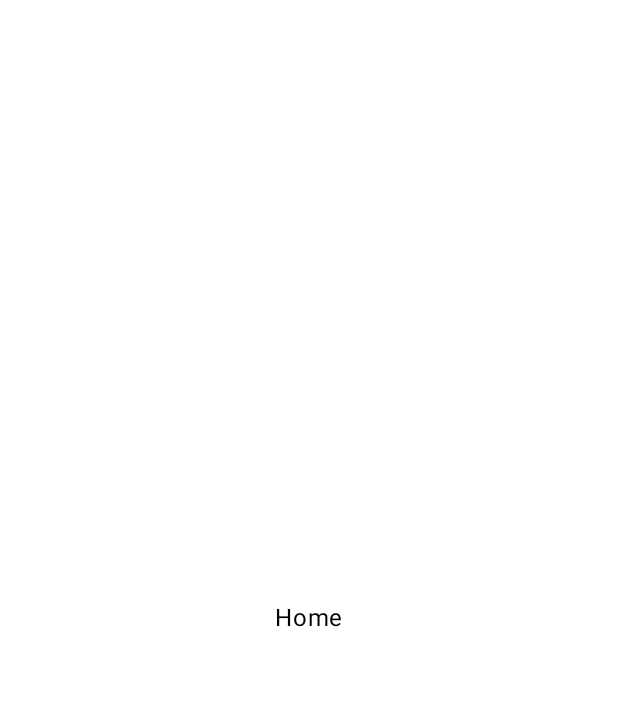
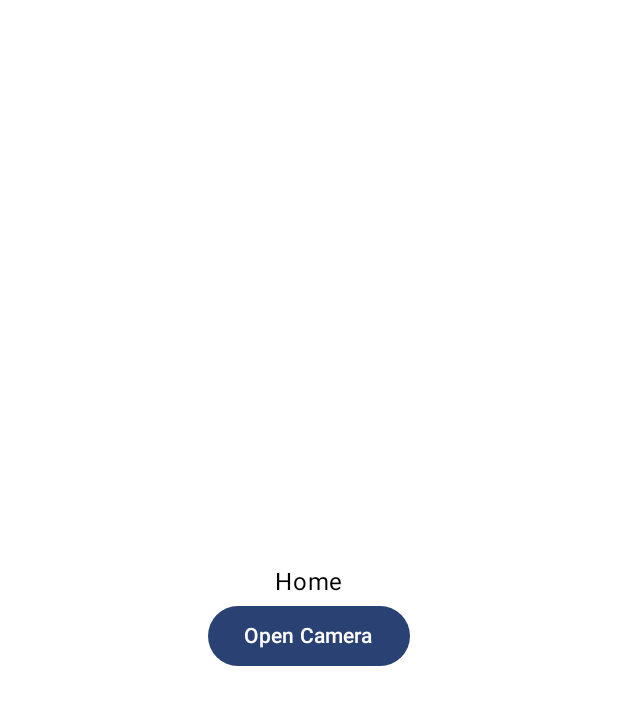
Before and after one commit to MattBaldivino/RealTime, an Android app built with Jetpack Compose: the HomeScreen screen opened through its navigation route, on a phone screen of 412 x 824 dp. Before the commit the part shown is almost empty. Shown: the top 705 px of the screen. Run offline under Robolectric (Android 15) with nearby library versions, the phone set to English and light mode, and no system bars; our stand-ins replace Room's generated code.

Commit message:
got camera functionality somewhat working
-bugs to fix, currently no button to return back to home page
-images are not saving yet

```diff
--- a/app/src/main/AndroidManifest.xml
+++ b/app/src/main/AndroidManifest.xml
@@ -1,6 +1,11 @@
 <?xml version="1.0" encoding="utf-8"?>
 <manifest xmlns:android="http://schemas.android.com/apk/res/android"
     xmlns:tools="http://schemas.android.com/tools">
+
+    <uses-feature android:name="android.hardware.camera.any" />
+    <uses-permission android:name="android.permission.CAMERA" />
+    <uses-permission android:name="android.permission.WRITE_EXTERNAL_STORAGE"
+        android:maxSdkVersion="28" />
 
     <application
         android:allowBackup="true"
--- a/app/src/main/java/com/bignerdranch/android/realtime/HomeScreen.kt
+++ b/app/src/main/java/com/bignerdranch/android/realtime/HomeScreen.kt
@@ -5,14 +5,16 @@ import androidx.compose.foundation.layout.Arrangement
 import androidx.compose.foundation.layout.Box
 import androidx.compose.foundation.layout.Column
 import androidx.compose.foundation.layout.fillMaxSize
+import androidx.compose.material3.Button
 import androidx.compose.material3.Text
 import androidx.compose.runtime.Composable
 import androidx.compose.ui.Alignment
 import androidx.compose.ui.Modifier
 import androidx.compose.ui.graphics.Color
+import androidx.navigation.NavHostController
 
 @Composable
-fun HomeScreen(){
+fun HomeScreen(navController: NavHostController){
     Box(modifier = Modifier.fillMaxSize().background(Color.White)){
         Column(modifier = Modifier
             .fillMaxSize()
@@ -21,6 +23,12 @@ fun HomeScreen(){
             horizontalAlignment = Alignment.CenterHorizontally)
             {
             Text(text = "Home")
+
+                Button(onClick = {
+                    navController.navigate("camera") // Navigate to the Camera Screen
+                }) {
+                    Text(text = "Open Camera")
+                }
         }
     }
 }
--- a/app/src/main/java/com/bignerdranch/android/realtime/MainActivity.kt
+++ b/app/src/main/java/com/bignerdranch/android/realtime/MainActivity.kt
@@ -1,11 +1,14 @@
 package com.bignerdranch.android.realtime
 
+import android.content.pm.PackageManager
+import android.Manifest;
 import android.os.Bundle
 import android.util.Log
 import android.widget.Toast
 import androidx.activity.ComponentActivity
 import androidx.activity.compose.setContent
 import androidx.activity.enableEdgeToEdge
+import androidx.activity.result.contract.ActivityResultContracts
 import androidx.compose.foundation.layout.Arrangement
 import androidx.compose.foundation.layout.Box
 import androidx.compose.foundation.layout.Column
@@ -19,10 +22,7 @@ import androidx.compose.material.icons.filled.Lock
 import androidx.compose.material.icons.filled.Person
 import androidx.compose.material3.Button
 import androidx.compose.material3.Icon
-import androidx.compose.material3.MaterialTheme
 import androidx.compose.material3.OutlinedTextField
-import androidx.compose.material3.Scaffold
-import androidx.compose.material3.Surface
 import androidx.compose.material3.Text
 import androidx.compose.runtime.Composable
 import androidx.compose.runtime.getValue
@@ -31,18 +31,17 @@ import androidx.compose.runtime.remember
 import androidx.compose.runtime.setValue
 import androidx.compose.ui.Alignment
 import androidx.compose.ui.Modifier
-import androidx.compose.ui.graphics.vector.ImageVector
 import androidx.compose.ui.platform.LocalContext
 import androidx.compose.ui.text.input.PasswordVisualTransformation
-import androidx.compose.ui.tooling.preview.Preview
 import androidx.compose.ui.unit.dp
 import androidx.compose.ui.unit.sp
+import androidx.core.content.ContextCompat
 import androidx.lifecycle.lifecycleScope
-import androidx.navigation.NavGraph
 import androidx.navigation.NavHostController
 import androidx.navigation.compose.NavHost
 import androidx.navigation.compose.composable
 import androidx.navigation.compose.rememberNavController
+import com.bignerdranch.android.realtime.composables.CameraPreviewScreen
 import com.bignerdranch.android.realtime.ui.theme.RealTimeTheme
 import database.AppDatabase
 import kotlinx.coroutines.launch
@@ -50,9 +49,32 @@ import java.util.Date
 import com.bignerdranch.android.realtime.LoginScreen as LoginScreen
 
 class MainActivity : ComponentActivity() {
+
+    private val cameraPermissionRequest =
+        registerForActivityResult(ActivityResultContracts.RequestPermission()) { isGranted ->
+            if (isGranted) {
+                // setCameraPreview()
+            } else {
+                // Camera permission denied
+            }
+
+        }
+
     override fun onCreate(savedInstanceState: Bundle?) {
         super.onCreate(savedInstanceState)
         enableEdgeToEdge()
+        when (PackageManager.PERMISSION_GRANTED) {
+            ContextCompat.checkSelfPermission(
+                this,
+                Manifest.permission.CAMERA
+            ) -> {
+                // setCameraPreview()
+            }
+            else -> {
+                cameraPermissionRequest.launch(Manifest.permission.CAMERA)
+            }
+        }
+
         setContent {
             RealTimeTheme {
                 Box(
@@ -96,6 +118,12 @@ class MainActivity : ComponentActivity() {
         }
 
     }
+
+//    private fun setCameraPreview() {
+//        setContent {
+//            CameraPreviewScreen()
+//        }
+//    }
 }
 
 @Composable
@@ -153,6 +181,7 @@ private fun authenticate(username: String, password: String): Boolean {
     return (username == validUsername) && (password == validPassword)
 }
 
+
 @Composable
 fun NavGraph(navController: NavHostController){
     NavHost(navController = navController, startDestination = "login"){
@@ -165,7 +194,11 @@ fun NavGraph(navController: NavHostController){
         }
 
         composable("home"){
-            HomeScreen()
+            HomeScreen(navController)
+        }
+
+        composable("camera") {
+            CameraPreviewScreen(navController)
         }
     }
 
```
Also changed, not shown: app/build.gradle.kts (+9 -0 lines), app/src/main/java/com/bignerdranch/android/realtime/CameraScreen.kt (added, +44 -0 lines), app/src/main/java/com/bignerdranch/android/realtime/composables/Camerax.kt (added, +100 -0 lines).
